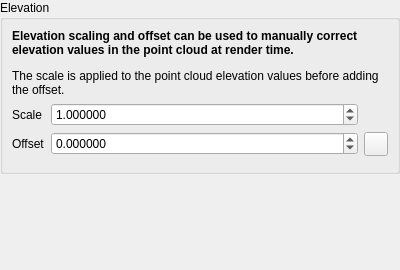
First picture: the form in src/ui/pointcloud/qgspointcloudelevationpropertieswidgetbase.ui, repository nextgis/nextgisqgis, before the edit.
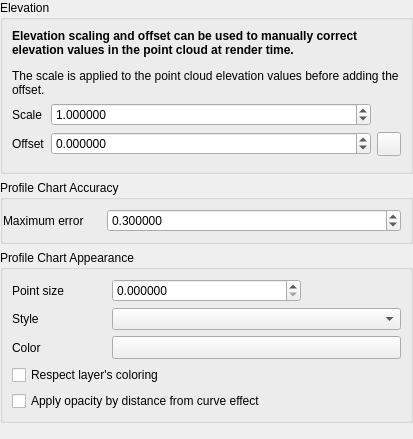
Second picture: the form after the edit. Icons and pictures are not drawn. Custom widgets are drawn as their Qt base class.

Diff of the .ui file:
```diff
--- a/src/ui/pointcloud/qgspointcloudelevationpropertieswidgetbase.ui
+++ b/src/ui/pointcloud/qgspointcloudelevationpropertieswidgetbase.ui
@@ -6,8 +6,8 @@
    <rect>
     <x>0</x>
     <y>0</y>
-    <width>400</width>
-    <height>270</height>
+    <width>413</width>
+    <height>439</height>
    </rect>
   </property>
   <property name="windowTitle">
@@ -128,6 +128,143 @@
      </layout>
     </widget>
    </item>
+   <item>
+    <widget class="QGroupBox" name="mLayerRenderingGroupBox">
+     <property name="title">
+      <string>Profile Chart Accuracy</string>
+     </property>
+     <property name="flat">
+      <bool>true</bool>
+     </property>
+     <property name="checkable">
+      <bool>false</bool>
+     </property>
+     <layout class="QGridLayout" name="gridLayout_4" columnstretch="1,2,1,0">
+      <property name="leftMargin">
+       <number>0</number>
+      </property>
+      <property name="rightMargin">
+       <number>3</number>
+      </property>
+      <item row="0" column="1" colspan="2">
+       <widget class="QgsDoubleSpinBox" name="mMaxErrorSpinBox">
+        <property name="decimals">
+         <number>6</number>
+        </property>
+        <property name="maximum">
+         <double>99999999999.000000000000000</double>
+        </property>
+        <property name="value">
+         <double>0.300000000000000</double>
+        </property>
+       </widget>
+      </item>
+      <item row="0" column="3">
+       <widget class="QgsUnitSelectionWidget" name="mMaxErrorUnitWidget" native="true">
+        <property name="minimumSize">
+         <size>
+          <width>0</width>
+          <height>0</height>
+         </size>
+        </property>
+        <property name="focusPolicy">
+         <enum>Qt::StrongFocus</enum>
+        </property>
+       </widget>
+      </item>
+      <item row="0" column="0">
+       <widget class="QLabel" name="lblTransparency_2">
+        <property name="text">
+         <string>Maximum error</string>
+        </property>
+       </widget>
+      </item>
+     </layout>
+    </widget>
+   </item>
+   <item>
+    <widget class="QGroupBox" name="groupBox_2">
+     <property name="title">
+      <string>Profile Chart Appearance</string>
+     </property>
+     <layout class="QGridLayout" name="gridLayout" columnstretch="1,2,1">
+      <item row="0" column="1">
+       <widget class="QgsDoubleSpinBox" name="mPointSizeSpinBox">
+        <property name="decimals">
+         <number>6</number>
+        </property>
+        <property name="maximum">
+         <double>99999999999.000000000000000</double>
+        </property>
+       </widget>
+      </item>
+      <item row="5" column="0" colspan="3">
+       <widget class="QCheckBox" name="mOpacityByDistanceCheckBox">
+        <property name="text">
+         <string>Apply opacity by distance from curve effect</string>
+        </property>
+       </widget>
+      </item>
+      <item row="1" column="1" colspan="2">
+       <widget class="QComboBox" name="mPointStyleComboBox"/>
+      </item>
+      <item row="3" column="0">
+       <widget class="QLabel" name="label_6">
+        <property name="text">
+         <string>Color</string>
+        </property>
+       </widget>
+      </item>
+      <item row="3" column="1" colspan="2">
+       <widget class="QgsColorButton" name="mPointColorButton">
+        <property name="sizePolicy">
+         <sizepolicy hsizetype="Expanding" vsizetype="Fixed">
+          <horstretch>0</horstretch>
+          <verstretch>0</verstretch>
+         </sizepolicy>
+        </property>
+        <property name="minimumSize">
+         <size>
+          <width>120</width>
+          <height>0</height>
+         </size>
+        </property>
+        <property name="text">
+         <string/>
+        </property>
+       </widget>
+      </item>
+      <item row="0" column="0">
+       <widget class="QLabel" name="lblTransparency_4">
+        <property name="text">
+         <string>Point size</string>
+        </property>
+       </widget>
+      </item>
+      <item row="0" column="2">
+       <widget class="QgsUnitSelectionWidget" name="mPointSizeUnitWidget" native="true">
+        <property name="focusPolicy">
+         <enum>Qt::StrongFocus</enum>
+        </property>
+       </widget>
+      </item>
+      <item row="1" column="0">
+       <widget class="QLabel" name="label_5">
+        <property name="text">
+         <string>Style</string>
+        </property>
+       </widget>
+      </item>
+      <item row="4" column="0" colspan="3">
+       <widget class="QCheckBox" name="mCheckBoxRespectLayerColors">
+        <property name="text">
+         <string>Respect layer's coloring</string>
+        </property>
+       </widget>
+      </item>
+     </layout>
+    </widget>
+   </item>
    <item>
     <spacer name="verticalSpacer">
      <property name="orientation">
@@ -155,6 +292,18 @@
    <extends>QDoubleSpinBox</extends>
    <header>qgsdoublespinbox.h</header>
   </customwidget>
+  <customwidget>
+   <class>QgsUnitSelectionWidget</class>
+   <extends>QWidget</extends>
+   <header>qgsunitselectionwidget.h</header>
+   <container>1</container>
+  </customwidget>
+  <customwidget>
+   <class>QgsColorButton</class>
+   <extends>QToolButton</extends>
+   <header>qgscolorbutton.h</header>
+   <container>1</container>
+  </customwidget>
  </customwidgets>
  <tabstops>
   <tabstop>mCrsGroupBox_2</tabstop>
```
